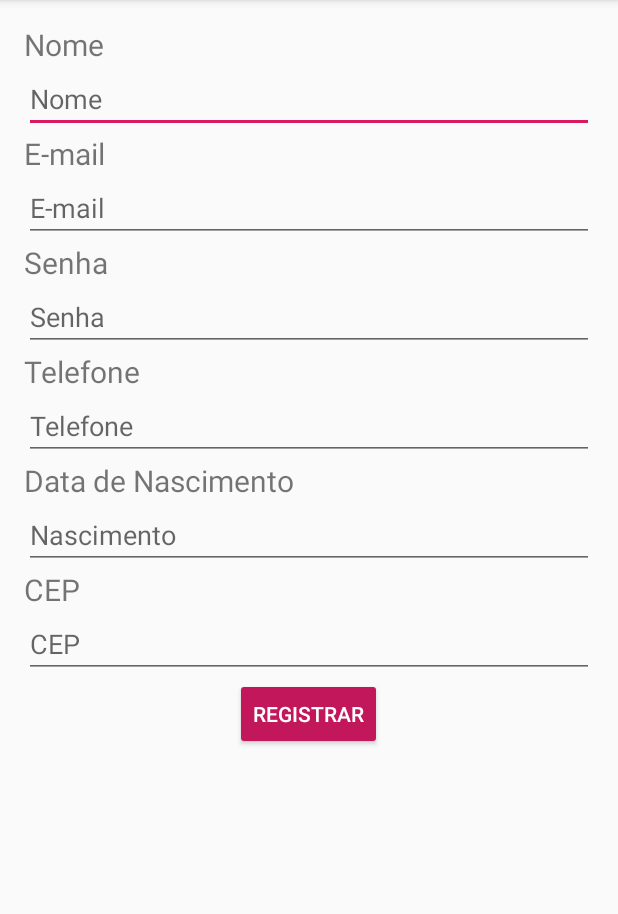
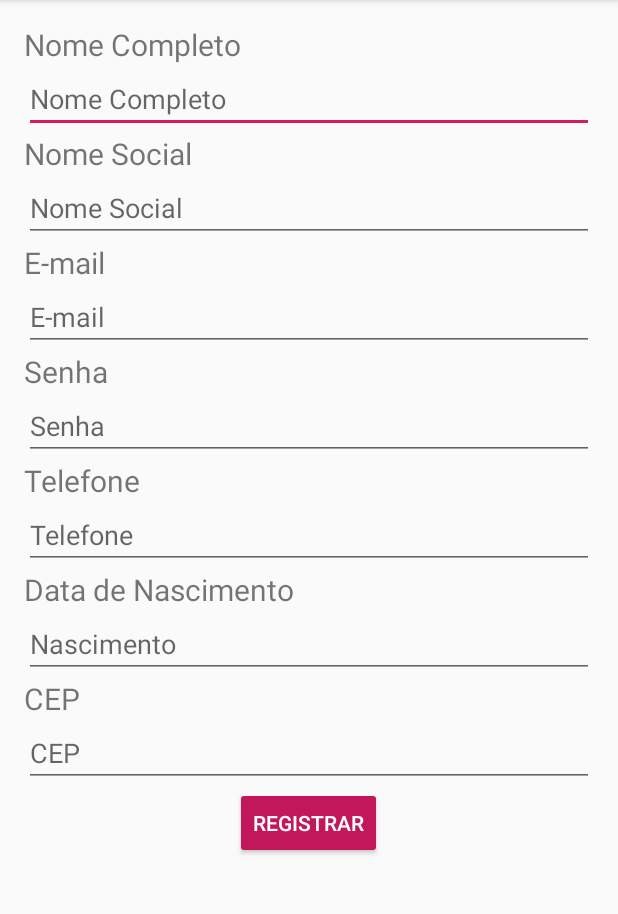
Before and after one commit to viniciusgeorge/bitNiquel, an Android app: the RegistroActivity screen opened directly, with no data from a screen before it, on a phone screen of 412 x 824 dp, the part 84-998 px from its top. Run offline under Robolectric (Android 15) with nearby library versions, the light colour scheme and no system bars.

Commit message:
Conexao1

```diff
--- a/app/build.gradle
+++ b/app/build.gradle
@@ -29,4 +29,5 @@ dependencies {
     implementation 'com.google.android.gms:play-services-vision:15.0.2'
     compile project(path: ':barcode-reader')
     compile 'androidmads.library.qrgenearator:QRGenearator:1.0.3'
+    compile 'com.squareup.okhttp3:okhttp:3.2.0'
 }
--- a/app/src/main/AndroidManifest.xml
+++ b/app/src/main/AndroidManifest.xml
@@ -1,7 +1,7 @@
 <?xml version="1.0" encoding="utf-8"?>
 <manifest xmlns:android="http://schemas.android.com/apk/res/android"
     package="com.ufersacc.bitniquel">
-
+    <uses-permission android:name="android.permission.INTERNET" />
     <application
         android:allowBackup="true"
         android:icon="@mipmap/ic_launcher"
--- a/app/src/main/java/com/ufersacc/bitniquel/RegistroActivity.java
+++ b/app/src/main/java/com/ufersacc/bitniquel/RegistroActivity.java
@@ -2,13 +2,58 @@ package com.ufersacc.bitniquel;
 
 import android.os.Bundle;
 import android.support.v7.app.AppCompatActivity;
+import android.view.View;
+import android.widget.EditText;
+
+import com.ufersacc.bitniquel.connect.Connector;
 
 public class RegistroActivity extends AppCompatActivity {
 
+
+    EditText etNomeCompleto;
+    EditText etNomeSocial;
+    EditText etNascimento;
+    EditText etEmail;
+    EditText etSenha;
+    EditText etTelefone;
+    EditText etCep;
+
+
     @Override
     protected void onCreate(Bundle savedInstanceState) {
+
+
+
         super.onCreate(savedInstanceState);
         setContentView(R.layout.tela_registro);
+
+
+        etNomeCompleto = findViewById(R.id.nomeCompleto);
+        etNomeSocial = findViewById(R.id.nomeSocial);
+        etNascimento = findViewById(R.id.nascimento);
+        etEmail = findViewById(R.id.email);
+        etSenha = findViewById(R.id.senha);
+        etTelefone = findViewById(R.id.telefone);
+        etCep = findViewById(R.id.cep);
     }
 
+
+
+
+
+    public void registrar(View view) {
+
+        String nomeCompleto = etNomeCompleto.getText().toString();
+        String nomeSocial = etNomeSocial.getText().toString();
+        String nascimento = etNascimento.getText().toString();
+        String email = etEmail.getText().toString();
+        String senha = etSenha.getText().toString();
+        String telefone = etTelefone.getText().toString();
+        String cep = etCep.getText().toString();
+
+        Connector connector = new Connector();
+        connector.signup(nomeCompleto,nomeSocial,nascimento,email,senha,"55","84",telefone,cep);
+
+
+    }
 }
--- a/app/src/main/java/com/ufersacc/bitniquel/model/Client.java
+++ b/app/src/main/java/com/ufersacc/bitniquel/model/Client.java
@@ -13,6 +13,7 @@ public class Client {
     private int document;
     private Phone phone;
     private Address address;
+    private Wallet wallet;
 
     public void setId(long id) {
         this.id = id;
@@ -86,4 +87,7 @@ public class Client {
         return address;
     }
 
+    public void setWallet(Wallet wallet) {this.wallet = wallet;}
+
+    public Wallet getWallet() {return wallet;}
 }
--- a/app/src/main/res/layout/tela_registro.xml
+++ b/app/src/main/res/layout/tela_registro.xml
@@ -10,11 +10,11 @@
     android:paddingLeft="16dp"
     android:paddingRight="16dp"
     android:paddingTop="16dp"
-    tools:context=".MainActivity">
+    tools:context=".RegistroActivity">
 
 
     <TextView
-        android:text="Nome"
+        android:text="Nome Completo"
         android:layout_width="wrap_content"
         android:layout_height="wrap_content"
         android:textSize="@dimen/tamFonte" />
@@ -22,8 +22,22 @@
     <EditText
         android:layout_width="match_parent"
         android:layout_height="wrap_content"
-        android:hint="Nome"
+        android:hint="Nome Completo"
+        android:id="@+id/nomeCompleto"
          />
+
+    <TextView
+        android:text="Nome Social"
+        android:layout_width="wrap_content"
+        android:layout_height="wrap_content"
+        android:textSize="@dimen/tamFonte" />
+
+    <EditText
+        android:layout_width="match_parent"
+        android:layout_height="wrap_content"
+        android:hint="Nome Social"
+        android:id="@+id/nomeSocial"
+        />
 
     <TextView
         android:text="E-mail"
@@ -36,6 +50,7 @@
         android:layout_width="match_parent"
         android:layout_height="wrap_content"
         android:hint="E-mail"
+        android:id="@+id/email"
         />
 
     <TextView
@@ -50,6 +65,7 @@
         android:layout_height="wrap_content"
         android:hint="Senha"
         android:inputType="textPassword"
+        android:id="@+id/senha"
         />
 
 
@@ -65,6 +81,7 @@
         android:layout_height="wrap_content"
         android:hint="Telefone"
         android:inputType="number"
+        android:id="@+id/telefone"
          />
 
 
@@ -80,6 +97,7 @@
         android:layout_height="wrap_content"
         android:hint="Nascimento"
         android:inputType="date"
+        android:id="@+id/nascimento"
          />
 
 
@@ -95,6 +113,7 @@
         android:layout_height="wrap_content"
         android:hint="CEP"
         android:inputType="number"
+        android:id="@+id/cep"
          />
 
 
@@ -105,7 +124,7 @@
         android:text="Registrar"
         android:layout_width="wrap_content"
         android:layout_height="wrap_content"
-
+        android:onClick="registrar"
         android:layout_gravity="center"
         />
 
--- a/app/src/main/res/layout/tela_transacoes.xml
+++ b/app/src/main/res/layout/tela_transacoes.xml
@@ -11,7 +11,7 @@
     android:paddingLeft="16dp"
     android:paddingRight="16dp"
     android:paddingTop="16dp"
-    tools:context=".MainActivity">
+    tools:context=".ExtratoActivity">
 
     <TextView
         android:text="Ultimas Transações"
--- a/app/src/main/res/values/strings.xml
+++ b/app/src/main/res/values/strings.xml
@@ -1,4 +1,5 @@
 <resources>
     <string name="app_name">bitNiquel</string>
     <string name="phone_hint">Número</string>
+    <string name="baseURL">node10.codenvy.io:41097</string>
 </resources>
```
Also changed, not shown: app/src/main/java/com/ufersacc/bitniquel/connect/Connector.java (+61 -1 lines).
